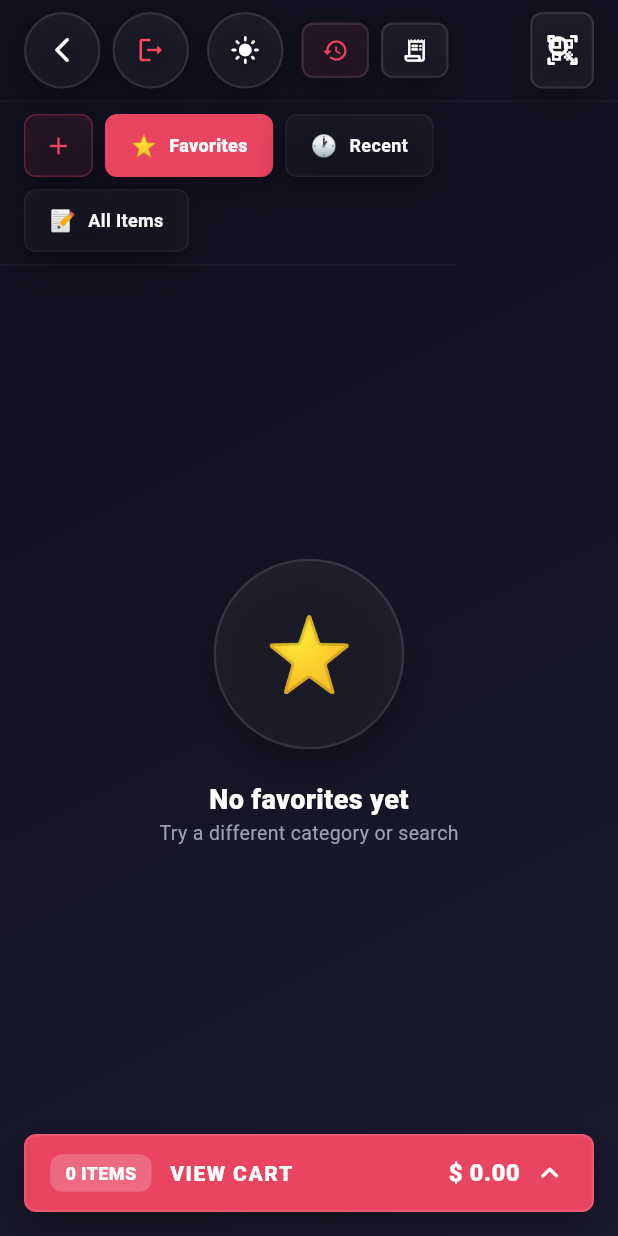
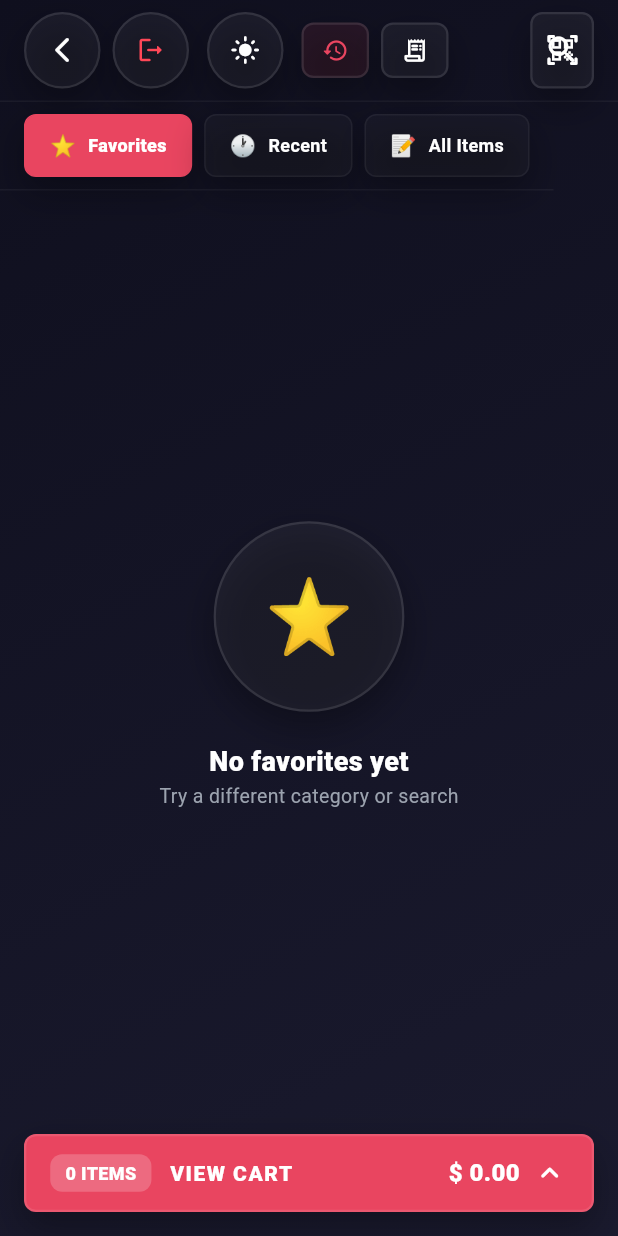
Before and after one commit to nabeer72/khalid-shanwarii, a Flutter app: the POSScreen screen opened directly, on a phone screen of 412 x 824 dp. Run offline on Flutter 3.47's test engine with Material 3 defaults, Android fonts, the phone set to English and light mode, and no system bars; our stand-ins replace dio, flutter_secure_storage, internet_connection_checker, pdf, printing, sqflite_common_ffi and 1 more; missing offline and left inert: mobile_scanner, shake; accounts and stored records are empty.

Commit message:
ui fixes

```diff
--- a/lib/controllers/pos_controller.dart
+++ b/lib/controllers/pos_controller.dart
@@ -95,25 +95,24 @@ class POSController with ChangeNotifier {
     } else if (_selectedCategory == 'all') {
       filtered = _products;
     } else {
-      // Find all products that belong to this category OR belong to a subcategory of this category
+      if (_selectedSubCategoryId != null) {
+        filtered = _products.where((p) => p.subCategoryId?.toString() == _selectedSubCategoryId.toString()).toList();
+      } else {
         filtered = _products.where((p) {
           final pcid = p.categoryId?.toString();
           final pscid = p.subCategoryId?.toString();
 
-        // Direct match with category
-        if (pcid == _selectedCategory) return true;
-
-        // Match through subcategory's parent
           if (pscid != null) {
             final subCat = _subCategories.where((sc) => sc.id.toString() == pscid).firstOrNull;
-          if (subCat != null && subCat.parentId?.toString() == _selectedCategory) return true;
+            if (subCat != null && subCat.parentId?.toString() == _selectedCategory) {
+              final count = _products.where((p2) => p2.subCategoryId?.toString() == pscid).length;
+              if (count <= 1) return true; // Show directly if 1 or 0 items
             }
-
+          } else if (pcid == _selectedCategory) {
+            return true; // Direct category match with no subcategory
+          }
           return false;
         }).toList();
-
-      if (_selectedSubCategoryId != null) {
-        filtered = filtered.where((p) => p.subCategoryId?.toString() == _selectedSubCategoryId.toString()).toList();
       }
     }
 
--- a/lib/screens/pos_screen.dart
+++ b/lib/screens/pos_screen.dart
@@ -1758,8 +1758,6 @@ class _POSScreenState extends State<POSScreen> with SingleTickerProviderStateMix
             ),
             child: POSCategorySelector(
               controller: _controller,
-              onAddCategory: _showAddCategoryDialog,
-              onAddSubCategory: _showAddSubCategoryDialog,
             ),
           ),
         Expanded(
--- a/lib/widgets/pos/pos_category_selector.dart
+++ b/lib/widgets/pos/pos_category_selector.dart
@@ -5,14 +5,10 @@ import 'package:mobile_app/providers/theme_provider.dart';
 
 class POSCategorySelector extends StatelessWidget {
   final POSController controller;
-  final VoidCallback? onAddCategory;
-  final VoidCallback? onAddSubCategory;
 
   const POSCategorySelector({
     super.key,
     required this.controller,
-    this.onAddCategory,
-    this.onAddSubCategory,
   });
 
   String _getCategoryEmoji(String? icon) {
@@ -44,25 +40,6 @@ class POSCategorySelector extends StatelessWidget {
             spacing: 8,
             runSpacing: 8,
             children: [
-              // Quick Add Category Button
-              if (onAddCategory != null)
-                Material(
-                  color: Colors.transparent,
-                  child: InkWell(
-                    onTap: onAddCategory,
-                    borderRadius: BorderRadius.circular(8),
-                    child: Container(
-                      padding: const EdgeInsets.symmetric(horizontal: 12, vertical: 10),
-                      decoration: theme.glassDecoration.copyWith(
-                        color: theme.highlight.withOpacity(0.1),
-                        border: Border.all(color: theme.highlight.withOpacity(0.3)),
-                        borderRadius: BorderRadius.circular(8),
-                      ),
-                      child: Icon(Icons.add_rounded, color: theme.highlight, size: 20),
-                    ),
-                  ),
-                ),
-
               ...categories.map((cat) {
                 final catIdStr = cat.id == -1 ? 'favorites' : (cat.id == -2 ? 'recent' : (cat.id == 0 ? 'all' : cat.id.toString()));
                 final isSelected = controller.selectedCategory == catIdStr;
@@ -123,25 +100,6 @@ class POSCategorySelector extends StatelessWidget {
                 scrollDirection: Axis.horizontal,
                 child: Row(
                   children: [
-                    // Quick Add Sub-Category Button
-                    if (onAddSubCategory != null)
-                      Padding(
-                        padding: const EdgeInsets.only(right: 8),
-                        child: InkWell(
-                          onTap: onAddSubCategory,
-                          borderRadius: BorderRadius.circular(20),
-                          child: Container(
-                            padding: const EdgeInsets.all(8),
-                            decoration: BoxDecoration(
-                              color: theme.highlight.withOpacity(0.1),
-                              shape: BoxShape.circle,
-                              border: Border.all(color: theme.highlight.withOpacity(0.3)),
-                            ),
-                            child: Icon(Icons.add_rounded, color: theme.highlight, size: 16),
-                          ),
-                        ),
-                      ),
-
                     ...controller.subCategories
                         .where((sc) => sc.parentId.toString() == controller.selectedCategory)
                         .map((sc) {
```
Also changed, not shown: lib/widgets/pos/pos_product_grid.dart (+10 -4 lines), lib/widgets/pos/pos_product_tile.dart (+4 -3 lines). Lines whose indentation alone changed are shown as unchanged.
